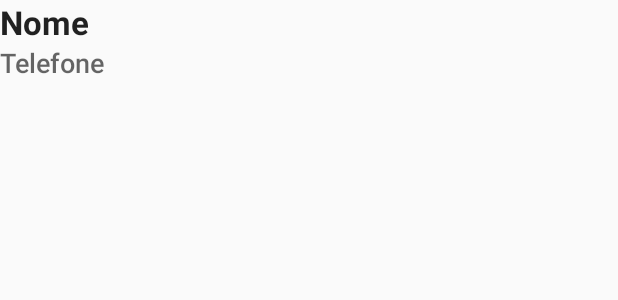
After one commit to andrentaz/secret-octo-batman, an Android app: the layout contact_list_item.xml on its own in the app's theme, with its tools: preview values and no code run, on a phone screen of 412 x 824 dp. The commit adds this screen. Shown: the top 300 px of the screen. Run offline under Robolectric (Android 15) with nearby library versions, the phone set to English and light mode, and no system bars.

Commit message:
[WIP] Generate a ListView: Adapter finished (Without holder pattern), next step will be the fragment;
[Bonus] Keyboard stoped popping up;

> Generate a ListView;
> Use a Dialog;
>> GDRIVE;

```diff
--- a/app/src/main/java/com/myco/lcreporter/EqpActivity.java
+++ b/app/src/main/java/com/myco/lcreporter/EqpActivity.java
@@ -8,6 +8,7 @@ import android.os.Bundle;
 import android.view.Menu;
 import android.view.MenuItem;
 import android.view.View;
+import android.view.WindowManager;
 import android.widget.EditText;
 import android.widget.TextView;
 
@@ -21,6 +22,7 @@ public class EqpActivity extends ActionBarActivity {
         super.onCreate(savedInstanceState);
         setContentView(R.layout.activity_eqp);
         getSettingsBoxes();
+        getWindow().setSoftInputMode(WindowManager.LayoutParams.SOFT_INPUT_STATE_ALWAYS_HIDDEN);
     }
 
     @Override
--- a/app/src/main/java/com/myco/lcreporter/MainActivity.java
+++ b/app/src/main/java/com/myco/lcreporter/MainActivity.java
@@ -8,6 +8,7 @@ import android.support.v7.app.ActionBarActivity;
 import android.view.Menu;
 import android.view.MenuItem;
 import android.view.View;
+import android.view.WindowManager;
 import android.widget.EditText;
 import android.widget.TextView;
 
@@ -21,6 +22,7 @@ public class MainActivity extends ActionBarActivity {
         super.onCreate(savedInstanceState);
         setContentView(R.layout.activity_main);
         this.getSettingsBoxes();
+        getWindow().setSoftInputMode(WindowManager.LayoutParams.SOFT_INPUT_STATE_ALWAYS_HIDDEN);
     }
 
     @Override
--- a/app/src/main/java/com/myco/lcreporter/SheepActivity.java
+++ b/app/src/main/java/com/myco/lcreporter/SheepActivity.java
@@ -18,12 +18,16 @@ import java.util.ArrayList;
  */
 public class SheepActivity extends ActionBarActivity {
     private static final int PICK_CONTACT = 0;
-    private ArrayList<String> contactsList;
+    private String[] names, numbers;
+    private ContactsAdapter adapter;
 
     @Override
     public void onCreate(Bundle savedInstanceState) {
         super.onCreate(savedInstanceState);
         setContentView(R.layout.activity_sheep);
+        // Set list
+        adapter = new ContactsAdapter(this, names, numbers);
+
     }
 
     @Override
--- a/app/src/main/res/layout/activity_sheep.xml
+++ b/app/src/main/res/layout/activity_sheep.xml
@@ -16,7 +16,7 @@
         android:onClick="addPeople" />
 
     <ListView
-        android:id="@+id/contactsList"
+        android:id="@android:id/list"
         android:layout_width="match_parent"
         android:layout_height="wrap_content" />
 
--- /dev/null
+++ b/app/src/main/res/layout/contact_list_item.xml
@@ -0,0 +1,26 @@
+<?xml version="1.0" encoding="utf-8"?>
+<LinearLayout xmlns:android="http://schemas.android.com/apk/res/android"
+    android:orientation="vertical"
+    android:layout_width="match_parent"
+    android:layout_height="match_parent">
+
+    <TextView
+        android:id="@+id/item_firstLine"
+        android:layout_width="fill_parent"
+        android:layout_height="wrap_content"
+        android:singleLine="true"
+        android:text="@string/item_firstLine"
+
+        style="@android:style/TextAppearance.DeviceDefault.Large"
+        android:textStyle="bold"/>
+
+    <TextView
+        android:id="@+id/item_secondLine"
+        android:layout_width="fill_parent"
+        android:layout_height="26dip"
+        android:singleLine="true"
+        android:text="@string/item_secondLine"
+
+        style="@android:style/TextAppearance.DeviceDefault.Medium" />
+
+</LinearLayout>
--- a/app/src/main/res/values/strings.xml
+++ b/app/src/main/res/values/strings.xml
@@ -49,4 +49,8 @@
     <string name="pref_summ_colider">Co resposável pela célula e suas atividades</string>
     <string name="pref_summ_lt1">Discípulo em processo de formação para assumir uma liderança</string>
 
+    <!-- Item Layout -->
+    <string name="item_firstLine">Nome</string>
+    <string name="item_secondLine">Telefone</string>
+
 </resources>
```
Also changed, not shown: app/src/main/java/com/myco/lcreporter/ContactsAdapter.java (added, +49 -0 lines).
